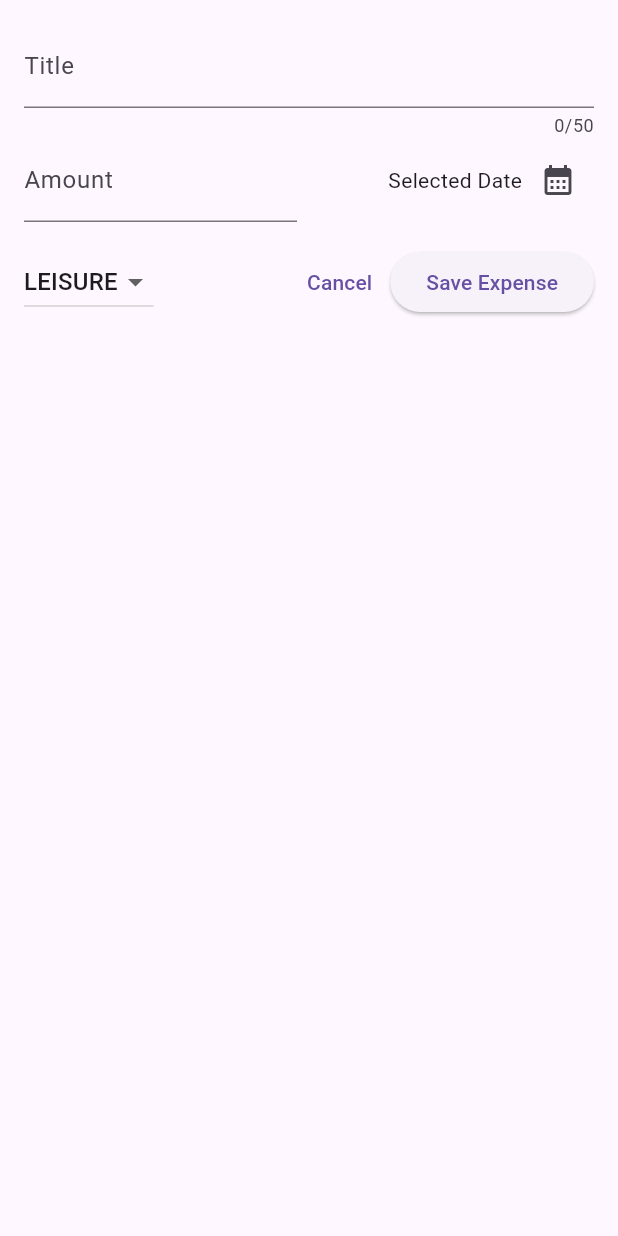
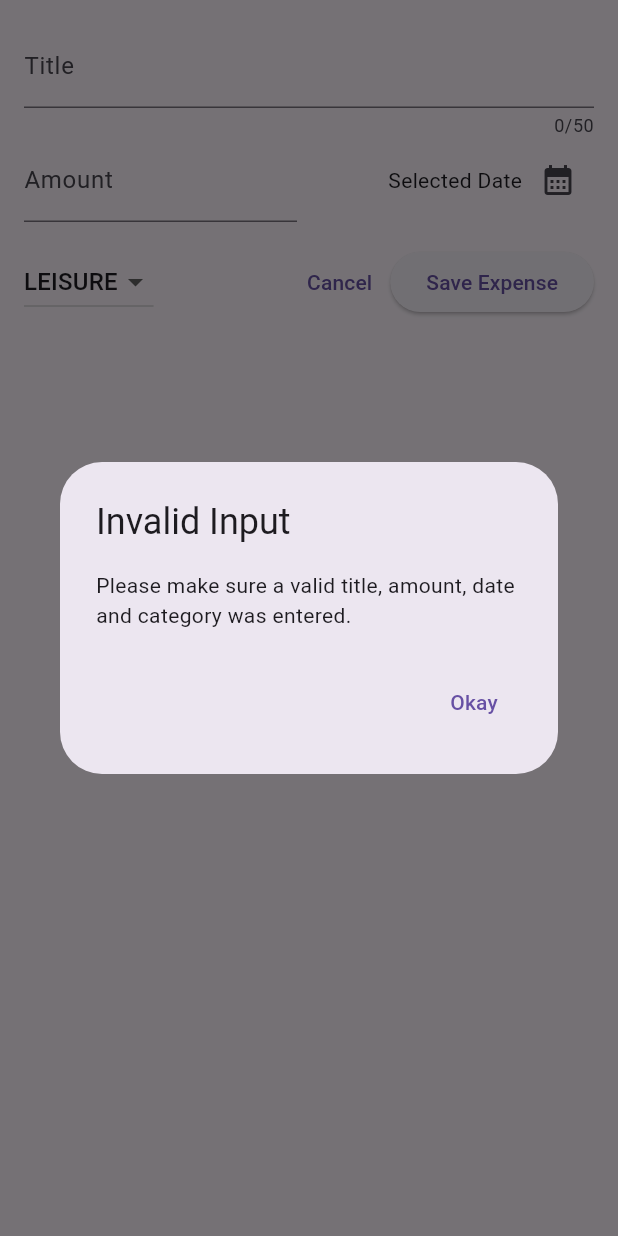
Before and after one commit to its-asimiqbal/expense-app, a Flutter app: the NewExpense widget shown alone on an empty page, opened directly, after a tap on "Save Expense", on a phone screen of 412 x 824 dp. Run offline on Flutter 3.47's test engine with Material 3 defaults, Android fonts, the phone set to English and light mode, and no system bars.

Commit message:
files updated

```diff
--- a/lib/screens/expenses.dart
+++ b/lib/screens/expenses.dart
@@ -33,6 +33,12 @@ class _ExpensesState extends State<Expenses> {
     );
   }
 
+  void _addExpense (Expense expense){
+    setState(() {
+      _registeredExpenses.add(expense);
+    });
+  }
+
   @override
   Widget build(BuildContext context) {
     return Scaffold(
--- a/lib/widgets/new_expense.dart
+++ b/lib/widgets/new_expense.dart
@@ -43,6 +43,33 @@ class _NewExpenseState extends State<NewExpense> {
     setState(() {
       _selectedDate = pickedDate;
     });
+  }
+
+  void _submitExpenseData() {
+    final enteredAmount = double.tryParse(_amountController
+        .text); // tryParse('Hello') => null, tryParse('1.12') => 1.12
+    final amountIsInvalid = enteredAmount == null || enteredAmount <= 0;
+    if (_titleController.text.trim().isEmpty ||
+        amountIsInvalid ||
+        _selectedDate == null) {
+      showDialog(
+        context: context,
+        builder: (ctx) => AlertDialog(
+          title: const Text('Invalid Input'),
+          content: const Text(
+              'Please make sure a valid title, amount, date and category was entered.'),
+          actions: [
+            TextButton(
+              onPressed: () {
+                Navigator.pop(ctx);
+              },
+              child: const Text('Okay'),
+            ),
+          ],
+        ),
+      );
+      return;
+    }
   }
 
   @override
@@ -127,10 +154,7 @@ class _NewExpenseState extends State<NewExpense> {
                 child: const Text('Cancel'),
               ),
               ElevatedButton(
-                onPressed: () {
-                  print(_titleController.text);
-                  print(_amountController.text);
-                },
+                onPressed: _submitExpenseData,
                 child: const Text('Save Expense'),
               ),
             ],
```
